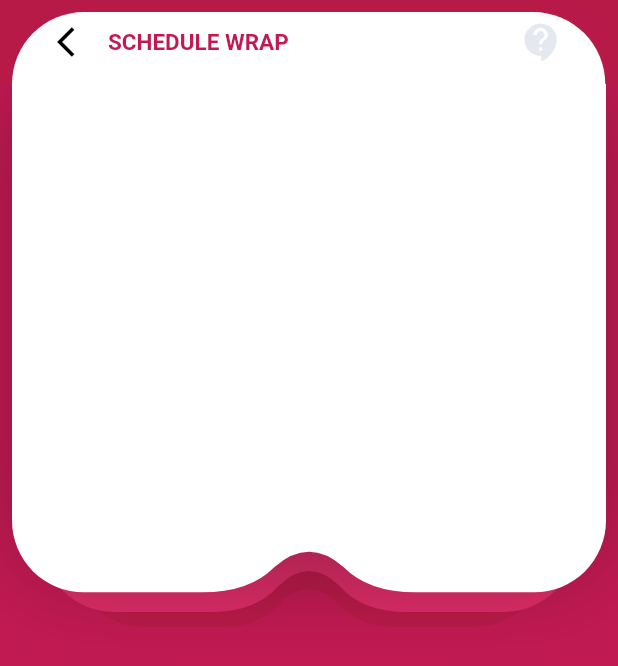
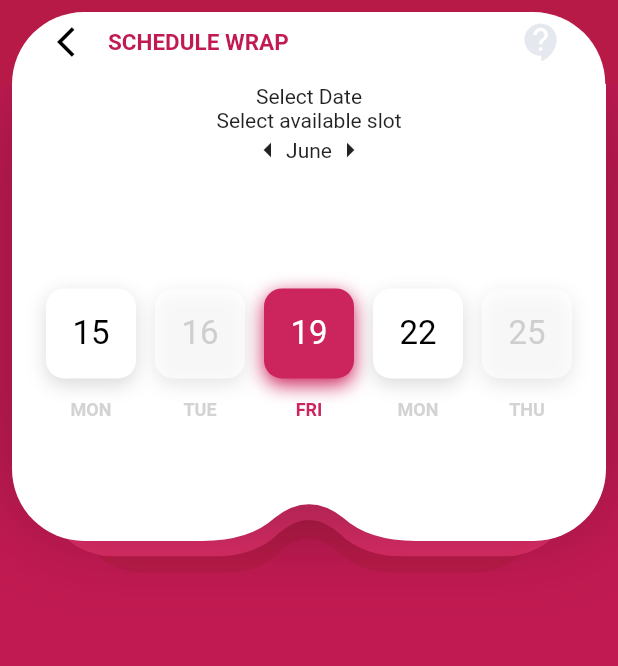
Before and after one commit to mtopolewski/flutter_design_case_car_advertisement, a Flutter app: the screen it shows after launch, on a phone screen of 412 x 824 dp. Shown: the top 666 px of the screen. Run offline on Flutter 3.47's test engine with Material 2 defaults, Android fonts, the light colour scheme and no system bars.

Commit message:
Frontend - work in progress

```diff
--- a/lib/pages/homePage.dart
+++ b/lib/pages/homePage.dart
@@ -1,5 +1,7 @@
 import 'package:flutter/material.dart';
 import 'dart:math' as Math;
+
+import 'package:flutter_design_case_car_advertisement/widgets/selectableButton.dart';
 
 class HomePage extends StatelessWidget {
   const HomePage({Key? key}) : super(key: key);
@@ -77,32 +79,40 @@ class HomePage extends StatelessWidget {
                       child: Stack(
                         children: [
                           Padding(
-                            padding: const EdgeInsets.fromLTRB(40, 0, 40, 22),
+                            padding: const EdgeInsets.fromLTRB(40, 0, 40, 0),
+                            child: AspectRatio(
+                              aspectRatio: 0.97,
                               child: ClipPath(
                                 clipper: FirstClipper(),
                                 child: Container(
                                   decoration: BoxDecoration(
-                                    color: Color(0xFFb81a48), //B41A47 //bd1c4b
-                                    borderRadius:
-                                        BorderRadius.all(Radius.circular(48))),
+                                      color: Color(0xFFb81a48),
+                                      borderRadius: BorderRadius.all(
+                                          Radius.circular(48))),
+                                ),
                               ),
                             ),
                           ),
                           Padding(
-                            padding: const EdgeInsets.fromLTRB(20, 0, 20, 32),
+                            padding: const EdgeInsets.fromLTRB(20, 0, 20, 0),
+                            child: AspectRatio(
+                              aspectRatio: 1.13,
                               child: ClipPath(
                                 clipper: SecondClipper(),
                                 child: Container(
                                   decoration: BoxDecoration(
                                       color: Color(
                                           0xFFdb2c66), //0xFFCE235B //0x0FFC11A52
-                                    borderRadius:
-                                        BorderRadius.all(Radius.circular(48))),
+                                      borderRadius: BorderRadius.all(
+                                          Radius.circular(48))),
+                                ),
                               ),
                             ),
                           ),
                           Padding(
-                            padding: const EdgeInsets.fromLTRB(0, 0, 0, 45),
+                            padding: const EdgeInsets.fromLTRB(0, 0, 0, 0),
+                            child: AspectRatio(
+                              aspectRatio: 1.3,
                               child: Container(
                                 decoration: BoxDecoration(
                                   color: Colors.transparent,
@@ -124,6 +134,80 @@ class HomePage extends StatelessWidget {
                                       borderRadius: BorderRadius.only(
                                           bottomLeft: Radius.circular(48),
                                           bottomRight: Radius.circular(48)),
+                                    ),
+                                    child: Column(
+                                      crossAxisAlignment:
+                                          CrossAxisAlignment.center,
+                                      children: [
+                                        Text("Select Date"),
+                                        Text("Select available slot"),
+                                        Row(
+                                            mainAxisAlignment:
+                                                MainAxisAlignment.center,
+                                            children: [
+                                              Icon(Icons.arrow_left),
+                                              Text("June"),
+                                              Icon(Icons.arrow_right)
+                                            ]),
+                                        Expanded(
+                                          child: Padding(
+                                            padding: const EdgeInsets.fromLTRB(
+                                                10, 0, 10, 0),
+                                            child: Row(
+                                                mainAxisAlignment:
+                                                    MainAxisAlignment
+                                                        .spaceEvenly,
+                                                children: [
+                                                  Flexible(
+                                                    child: SelectableButton(
+                                                      icon: Icons.ac_unit,
+                                                      title: "15",
+                                                      subtitle: "MON",
+                                                      isSelected: false,
+                                                      isUnavailable: false,
+                                                    ),
+                                                  ),
+                                                  Flexible(
+                                                    child: SelectableButton(
+                                                      icon: Icons.ac_unit,
+                                                      title: "16",
+                                                      subtitle: "TUE",
+                                                      isSelected: false,
+                                                      isUnavailable: true,
+                                                    ),
+                                                  ),
+                                                  Flexible(
+                                                    child: SelectableButton(
+                                                      icon: Icons.ac_unit,
+                                                      title: "19",
+                                                      subtitle: "FRI",
+                                                      isSelected: true,
+                                                      isUnavailable: false,
+                                                    ),
+                                                  ),
+                                                  Flexible(
+                                                    child: SelectableButton(
+                                                      icon: Icons.ac_unit,
+                                                      title: "22",
+                                                      subtitle: "MON",
+                                                      isSelected: false,
+                                                      isUnavailable: false,
+                                                    ),
+                                                  ),
+                                                  Flexible(
+                                                    child: SelectableButton(
+                                                      icon: Icons.ac_unit,
+                                                      title: "25",
+                                                      subtitle: "THU",
+                                                      isSelected: false,
+                                                      isUnavailable: true,
+                                                    ),
+                                                  ),
+                                                ]),
+                                          ),
+                                        )
+                                      ],
+                                    ),
                                   ),
                                 ),
                               ),
--- /dev/null
+++ b/lib/widgets/selectableButton.dart
@@ -0,0 +1,68 @@
+import 'package:flutter/material.dart';
+
+class SelectableButton extends StatelessWidget {
+  SelectableButton(
+      {required this.icon,
+      required this.title,
+      required this.subtitle,
+      required this.isSelected,
+      required this.isUnavailable});
+  final IconData icon;
+  final String title;
+  final String subtitle;
+  final bool isSelected;
+  final bool isUnavailable;
+
+  @override
+  Widget build(BuildContext context) => Column(
+        mainAxisSize: MainAxisSize.min,
+        children: [
+          Container(
+            height: 60,
+            width: 60,
+            decoration: new BoxDecoration(
+              color: isSelected
+                  ? Color(0xFFCC245D)
+                  : isUnavailable
+                      ? Color(0xAAFFFFFF)
+                      : Colors.white,
+              borderRadius: BorderRadius.all(Radius.circular(12)),
+              boxShadow: [
+                BoxShadow(
+                  color: isSelected
+                      ? Color(0xFFCC245D)
+                      : isUnavailable
+                          ? Color(0xAADADADA)
+                          : Color(0xFFDADADA),
+                  blurRadius: 10.0,
+                  offset: Offset(0, 4),
+                ),
+              ],
+            ),
+            child: Center(
+                child: Text(
+              title,
+              style: TextStyle(
+                  fontSize: 22,
+                  color: isSelected
+                      ? Colors.white
+                      : isUnavailable
+                          ? Color(0x77A0A0A0)
+                          : Colors.black),
+            )),
+          ),
+          Padding(
+            padding: EdgeInsets.fromLTRB(0, 14, 0, 0),
+            child: Text(subtitle,
+                style: TextStyle(
+                    fontSize: 12,
+                    fontWeight: FontWeight.bold,
+                    color: isSelected
+                        ? Color(0xFFCC245D)
+                        : isUnavailable
+                            ? Color(0x77A0A0A0)
+                            : Color(0x77A0A0A0))),
+          )
+        ],
+      );
+}
```
Lines whose indentation alone changed are shown as unchanged.
